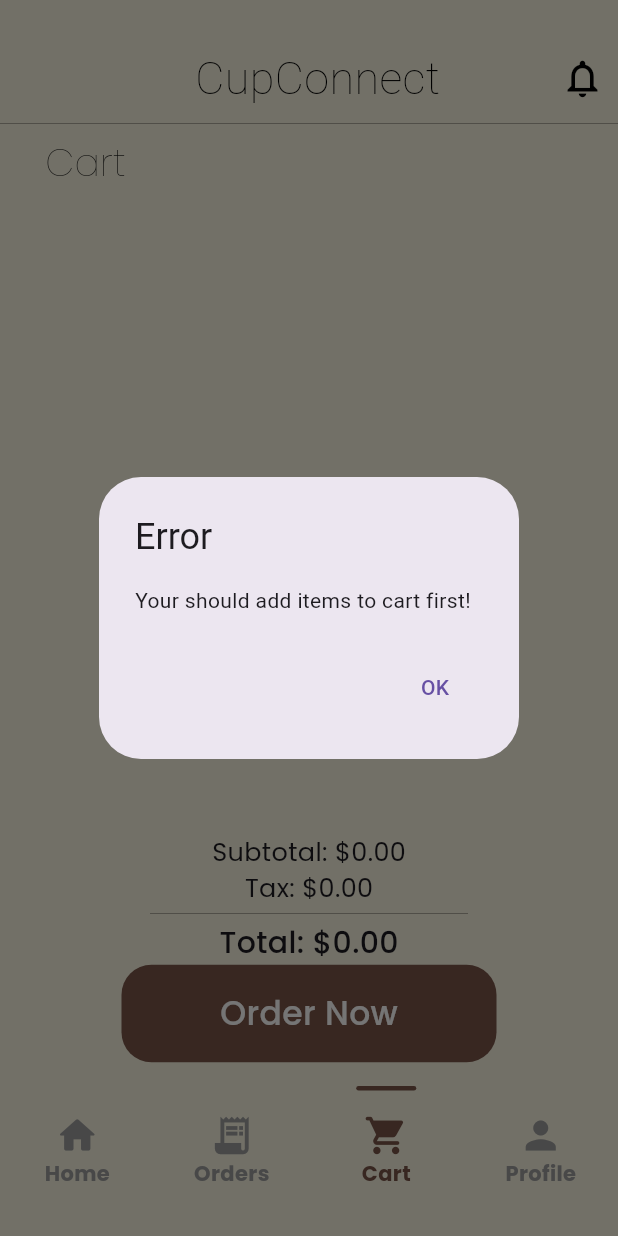
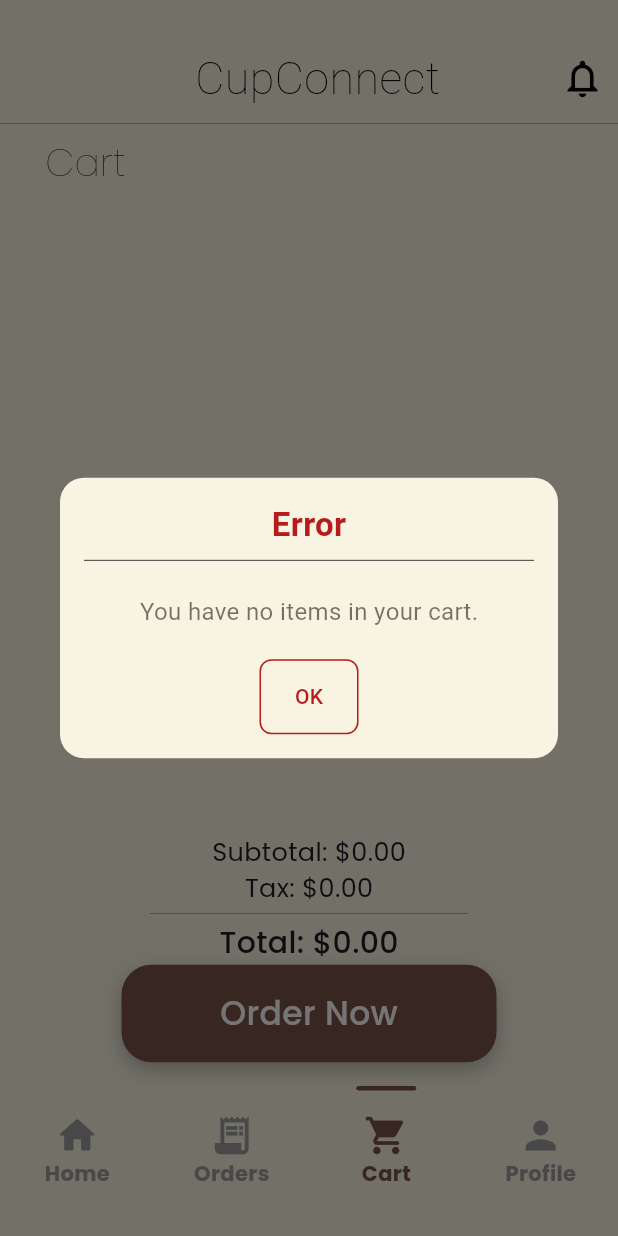
Before and after one commit to OguzhanCinar-01/cup_connect, a Flutter app: the screen it shows once a user with an empty profile is signed in, item 3 of the bottom bar chosen, after a tap on "Order Now", on a phone screen of 412 x 824 dp. Run offline on Flutter 3.47's test engine with Material 3 defaults, Android fonts, the phone set to English and light mode, and no system bars; our stand-ins replace cloud_firestore, firebase_auth, firebase_core, google_fonts, timeline_tile; accounts and stored records are empty.

Commit message:
Refactor: Update color for complete order button in MyButton widget

```diff
--- a/lib/services/firebase_service.dart
+++ b/lib/services/firebase_service.dart
@@ -134,7 +134,7 @@ class FirebaseService extends ChangeNotifier {
   Future<List<Map<String, dynamic>>> getCompletedOrdersData() async {
     try {
       final QuerySnapshot querySnapshot = await _firestore
-          .collection('completed_rrders')
+          .collection('completed_orders')
           .orderBy('orderDate', descending: true)
           .get();
       print('Completed orders fetched successfully');
--- a/lib/utils/app_colors.dart
+++ b/lib/utils/app_colors.dart
@@ -16,4 +16,7 @@ class AppColors {
   static Color orderStatusGreen = const Color.fromARGB(255, 198, 221, 203);
 
   static Color completeOrderButtonColor = const Color.fromRGBO(181, 145, 132, 1);
+
+  static Color showSuccessDialogColor = const Color.fromARGB(255, 24, 85, 25);
+  static Color showInfoDialogColor = const Color.fromARGB(255, 3, 52, 110);
 }
--- /dev/null
+++ b/lib/utils/app_show_messages.dart
@@ -0,0 +1,232 @@
+import 'package:coffee_shop/extensions/space_exs.dart';
+import 'package:coffee_shop/utils/app_colors.dart';
+import 'package:flutter/material.dart';
+
+class AppShowMessages {
+  static void showErrorDialog(BuildContext context, String message) {
+    showDialog(
+      context: context,
+      builder: (BuildContext context) {
+        return Dialog(
+          shape: RoundedRectangleBorder(
+            borderRadius: BorderRadius.circular(16),
+          ),
+          elevation: 16,
+          backgroundColor: AppColors.surface,
+          child: Padding(
+            padding: const EdgeInsets.all(16.0),
+            child: Column(
+              mainAxisSize: MainAxisSize.min,
+              crossAxisAlignment: CrossAxisAlignment.start,
+              children: <Widget>[
+                Center(
+                  child: Text(
+                    'Error',
+                    style: TextStyle(
+                      fontSize: 22,
+                      fontWeight: FontWeight.bold,
+                      color: AppColors.error,
+                    ),
+                  ),
+                ),
+                const Divider(
+                  color: Colors.black,
+                  thickness: 0.5,
+                ),
+                15.h,
+                Padding(
+                  padding: const EdgeInsets.symmetric(horizontal: 25),
+                  child: Center(
+                    child: Text(
+                      message,
+                      style: const TextStyle(
+                        fontSize: 16,
+                        color: Colors.black54,
+                      ),
+                    ),
+                  ),
+                ),
+                const SizedBox(height: 20),
+                Center(
+                  child: Container(
+                    decoration: BoxDecoration(
+                      color: AppColors.surface,
+                      borderRadius: BorderRadius.circular(8),
+                      border: Border.all(
+                        color: AppColors.error,
+                        width: 1,
+                      ),
+                    ),
+                    child: TextButton(
+                      onPressed: () {
+                        Navigator.of(context).pop();
+                      },
+                      child: Text(
+                        'OK',
+                        style: TextStyle(
+                          color: AppColors.error,
+                        ),
+                      ),
+                    ),
+                  ),
+                ),
+              ],
+            ),
+          ),
+        );
+      },
+    );
+  }
+
+  static void showSuccessDialog(BuildContext context, String message) {
+    showDialog(
+      // ignore: use_build_context_synchronously
+      context: context,
+      builder: (context) {
+        return Dialog(
+          shape: RoundedRectangleBorder(
+            borderRadius: BorderRadius.circular(16),
+          ),
+          elevation: 16,
+          backgroundColor: AppColors.surface,
+          child: Padding(
+            padding: const EdgeInsets.all(16.0),
+            child: Column(
+              mainAxisSize: MainAxisSize.min,
+              crossAxisAlignment: CrossAxisAlignment.start,
+              children: <Widget>[
+                Center(
+                  child: Text(
+                    'Success',
+                    style: TextStyle(
+                      fontSize: 22,
+                      fontWeight: FontWeight.bold,
+                      color: AppColors.showSuccessDialogColor,
+                    ),
+                  ),
+                ),
+                const Divider(
+                  color: Colors.black,
+                  thickness: 0.5,
+                ),
+                15.h,
+                Padding(
+                  padding: const EdgeInsets.symmetric(horizontal: 25),
+                  child: Center(
+                    child: Text(
+                      message,
+                      style: const TextStyle(
+                        fontSize: 16,
+                        color: Colors.black54,
+                      ),
+                    ),
+                  ),
+                ),
+                const SizedBox(height: 20),
+                Center(
+                  child: Container(
+                    decoration: BoxDecoration(
+                      color: AppColors.surface,
+                      borderRadius: BorderRadius.circular(8),
+                      border: Border.all(
+                        color: AppColors.showSuccessDialogColor,
+                        width: 1,
+                      ),
+                    ),
+                    child: TextButton(
+                      onPressed: () {
+                        Navigator.of(context).pop();
+                      },
+                      child: Text(
+                        'OK',
+                        style: TextStyle(
+                          color: AppColors.showSuccessDialogColor,
+                        ),
+                      ),
+                    ),
+                  ),
+                ),
+              ],
+            ),
+          ),
+        );
+      }
+    );
+  }
+
+  static void showInfoDialog(BuildContext context, String message){
+    showDialog(
+      // ignore: use_build_context_synchronously
+      context: context,
+      builder: (context) {
+        return Dialog(
+          shape: RoundedRectangleBorder(
+            borderRadius: BorderRadius.circular(16),
+          ),
+          elevation: 16,
+          backgroundColor: AppColors.surface,
+          child: Padding(
+            padding: const EdgeInsets.all(16.0),
+            child: Column(
+              mainAxisSize: MainAxisSize.min,
+              crossAxisAlignment: CrossAxisAlignment.start,
+              children: <Widget>[
+                Center(
+                  child: Text(
+                    'Info',
+                    style: TextStyle(
+                      fontSize: 22,
+                      fontWeight: FontWeight.bold,
+                      color: AppColors.showInfoDialogColor,
+                    ),
+                  ),
+                ),
+                const Divider(
+                  color: Colors.black,
+                  thickness: 0.5,
+                ),
+                15.h,
+                Padding(
+                  padding: const EdgeInsets.symmetric(horizontal: 25),
+                  child: Center(
+                    child: Text(
+                      message,
+                      style: const TextStyle(
+                        fontSize: 16,
+                        color: Colors.black54,
+                      ),
+                    ),
+                  ),
+                ),
+                const SizedBox(height: 20),
+                Center(
+                  child: Container(
+                    decoration: BoxDecoration(
+                      color: AppColors.surface,
+                      borderRadius: BorderRadius.circular(8),
+                      border: Border.all(
+                        color: AppColors.showInfoDialogColor,
+                        width: 1,
+                      ),
+                    ),
+                    child: TextButton(
+                      onPressed: () {
+                        Navigator.of(context).pop();
+                      },
+                      child: Text(
+                        'OK',
+                        style: TextStyle(
+                          color: AppColors.showInfoDialogColor,
+                        ),
+                      ),
+                    ),
+                  ),
+                ),
+              ],
+            ),
+          ),
+        );
+      }
+    );
+  }
+}
--- a/lib/views/cart/view/cart_view.dart
+++ b/lib/views/cart/view/cart_view.dart
@@ -1,5 +1,8 @@
+// ignore_for_file: use_build_context_synchronously
+
 import 'package:coffee_shop/extensions/space_exs.dart';
 import 'package:coffee_shop/utils/app_colors.dart';
+import 'package:coffee_shop/utils/app_show_messages.dart';
 import 'package:coffee_shop/utils/app_styles.dart';
 import 'package:coffee_shop/views/cart/widget/cart_added_item.dart';
 import 'package:coffee_shop/views/cart/widget/order_now_button.dart';
@@ -32,57 +35,20 @@ class _CartViewState extends State<CartView> {
       if (canPlaceOrder) {
         if (orderViewModel.orders.isNotEmpty) {
           await orderViewModel.submitOrder();
-          showDialog(
-            // ignore: use_build_context_synchronously
-            context: context,
-            builder: (context) => AlertDialog(
-              title: const Text('Success'),
-              content: const Text('Your order has been placed successfully!'),
-              actions: <Widget>[
-                TextButton(
-                  child: const Text('OK'),
-                  onPressed: () {
-                    Navigator.of(context).pop();
-                  },
-                ),
-              ],
-            ),
+          AppShowMessages.showSuccessDialog(
+            context,
+            'Order placed successfully.',
           );
         } else {
-          showDialog(
-            // ignore: use_build_context_synchronously
-            context: context,
-            builder: (context) => AlertDialog(
-              title: const Text('Error'),
-              content: const Text('Your should add items to cart first!'),
-              actions: <Widget>[
-                TextButton(
-                  child: const Text('OK'),
-                  onPressed: () {
-                    Navigator.of(context).pop();
-                  },
-                ),
-              ],
-            ),
+          AppShowMessages.showErrorDialog(
+            context,
+            'You have no items in your cart.',
           );
         }
       } else {
-        showDialog(
-          // ignore: use_build_context_synchronously
-          context: context,
-          builder: (context) => AlertDialog(
-            title: const Text('Error'),
-            content: const Text(
-                'You have an incomplete order. Please complete it before placing a new one.'),
-            actions: <Widget>[
-              TextButton(
-                child: const Text('OK'),
-                onPressed: () {
-                  Navigator.of(context).pop();
-                },
-              ),
-            ],
-          ),
+        AppShowMessages.showErrorDialog(
+          context,
+          'You have an active order. Please wait for it to be completed.',
         );
       }
     }
--- a/lib/views/cart/widget/order_now_button.dart
+++ b/lib/views/cart/widget/order_now_button.dart
@@ -1,28 +1,95 @@
-import 'package:coffee_shop/utils/app_colors.dart';
 import 'package:flutter/material.dart';
 import 'package:google_fonts/google_fonts.dart';
+import 'package:coffee_shop/utils/app_colors.dart';
 
-class MyButton extends StatelessWidget {
-  const MyButton({super.key, required this.onTap, required this.title, required this.color});
+class MyButton extends StatefulWidget {
+  const MyButton({
+    super.key,
+    required this.onTap,
+    required this.title,
+    required this.color,
+  });
+
   final void Function() onTap;
   final String title;
   final Color color;
 
   @override
+  _MyButtonState createState() => _MyButtonState();
+}
+
+class _MyButtonState extends State<MyButton> with SingleTickerProviderStateMixin {
+  bool _isTappedDown = false;
+  late AnimationController _controller;
+  late Animation<double> _animation;
+
+  @override
+  void initState() {
+    super.initState();
+
+    _controller = AnimationController(
+      vsync: this,
+      duration: const Duration(milliseconds: 100),
+    );
+
+    _animation = Tween<double>(begin: 1.0, end: 0.95).animate(
+      CurvedAnimation(
+        parent: _controller,
+        curve: Curves.easeInOut,
+      ),
+    );
+  }
+
+  @override
+  void dispose() {
+    _controller.dispose();
+    super.dispose();
+  }
+
+  @override
   Widget build(BuildContext context) {
     return GestureDetector(
-      onTap: onTap,
+      onTapDown: (_) {
+        setState(() {
+          _isTappedDown = true;
+        });
+        _controller.forward();
+      },
+      onTapUp: (_) {
+        setState(() {
+          _isTappedDown = false;
+        });
+        _controller.reverse();
+      },
+      onTapCancel: () {
+        setState(() {
+          _isTappedDown = false;
+        });
+        _controller.reverse();
+      },
+      onTap: widget.onTap,
+      child: ScaleTransition(
+        scale: _animation,
         child: Container(
           width: 250,
           height: 65,
           margin: const EdgeInsets.only(bottom: 20),
           decoration: BoxDecoration(
             borderRadius: BorderRadius.circular(20),
-          color: color,
+            color: widget.color,
+            boxShadow: _isTappedDown
+                ? []
+                : [
+                    const BoxShadow(
+                      color: Colors.black26,
+                      blurRadius: 10,
+                      offset: Offset(0, 5),
+                    ),
+                  ],
           ),
           child: Center(
             child: Text(
-            title,
+              widget.title,
               style: GoogleFonts.poppins(
                 fontSize: 22,
                 fontWeight: FontWeight.w500,
@@ -31,6 +98,7 @@ class MyButton extends StatelessWidget {
             ),
           ),
         ),
+      ),
     );
   }
 }
--- a/lib/views/home/widget/bottom_nav_bar.dart
+++ b/lib/views/home/widget/bottom_nav_bar.dart
@@ -64,6 +64,7 @@ class _BottomNavBarState extends State<BottomNavBar> {
                 },
                 isSelected: homeViewModel.currentIndex == 1,
                 isCompleted: hasCompletedOrders,
+
               ),
               _NavbarItem(
                 homeRounded: Icons.shopping_cart_rounded,
--- a/lib/views/orders/view/order_view.dart
+++ b/lib/views/orders/view/order_view.dart
@@ -30,6 +30,7 @@ class _OrderViewState extends State<OrderView> {
 
     if (userId != null) {
       adminPanelViewModel.fetchOrdersById(userId);
+      print('Order Fetched');
     } else {
       print('User not authenticated');
     }
@@ -60,8 +61,10 @@ class _OrderViewState extends State<OrderView> {
           final userId = FirebaseAuth.instance.currentUser?.uid;
           if (userId != null) {
             await adminPanelViewModel.fetchOrdersById(userId);
+            print('completedORder data fetched');
+            await orderViewModel.checkCompletedOrders();
+            print('completedOrders: ${orderViewModel.completedOrders}');
           }
-          await orderViewModel.checkCompletedOrders();
 
           // Notify the user that the order has been completed
           // ignore: use_build_context_synchronously
--- a/lib/views/orders/viewmodel/order_view_model.dart
+++ b/lib/views/orders/viewmodel/order_view_model.dart
@@ -38,7 +38,7 @@ class OrderViewModel extends ChangeNotifier {
 
   bool get hasCompletedOrders => _hasCompletedOrders;
 
-  // Örnek bir fonksiyon siparişlerin durumunu kontrol eder
+  // Check if the user has completed orders
   Future<void> checkCompletedOrders() async {
     final currentUser = FirebaseAuth.instance.currentUser;
     if (currentUser == null) return;
@@ -50,7 +50,7 @@ class OrderViewModel extends ChangeNotifier {
         .get();
     _hasCompletedOrders = querySnapshot.docs.isNotEmpty;
     notifyListeners();
-    print('Completed Orders Updated: $_hasCompletedOrders');
+    print('Check Completed Orders Updated: $_hasCompletedOrders');
   }
 
   /// Add order to the list
```
Also changed, not shown: lib/views/adminPanel/view/order_details.dart (+5 -35 lines), lib/views/adminPanel/viewmodel/admin_panel_view_model.dart (+9 -8 lines), lib/views/product/view/product_view.dart (+4 -15 lines). Lines whose indentation alone changed are shown as unchanged.
